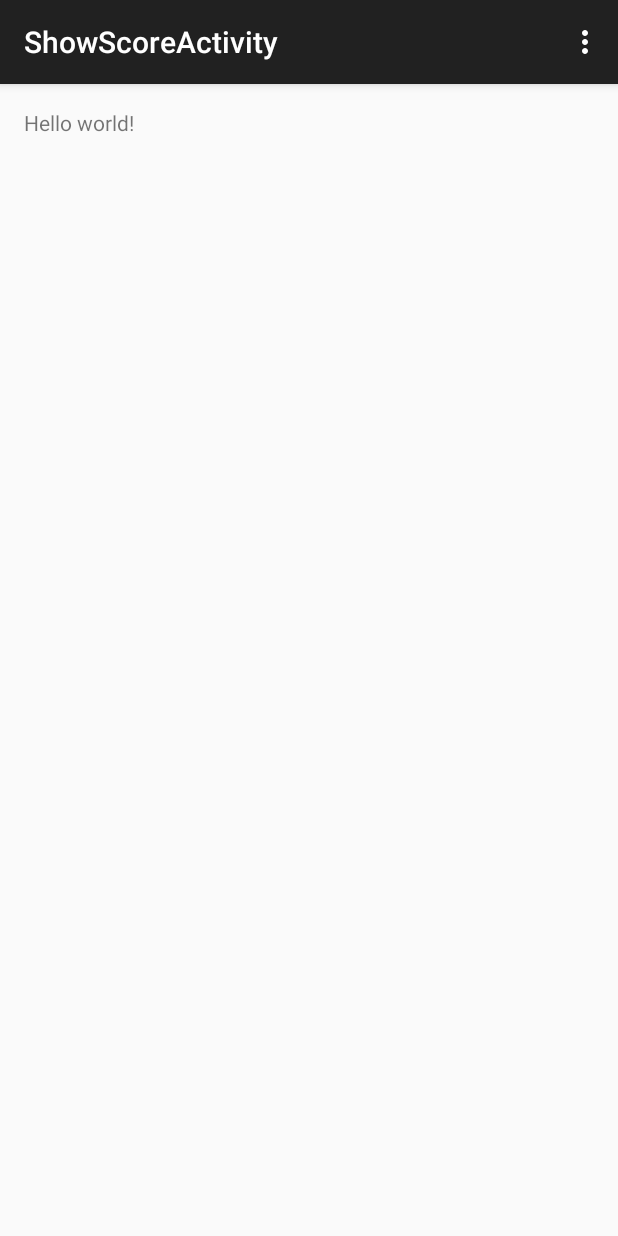
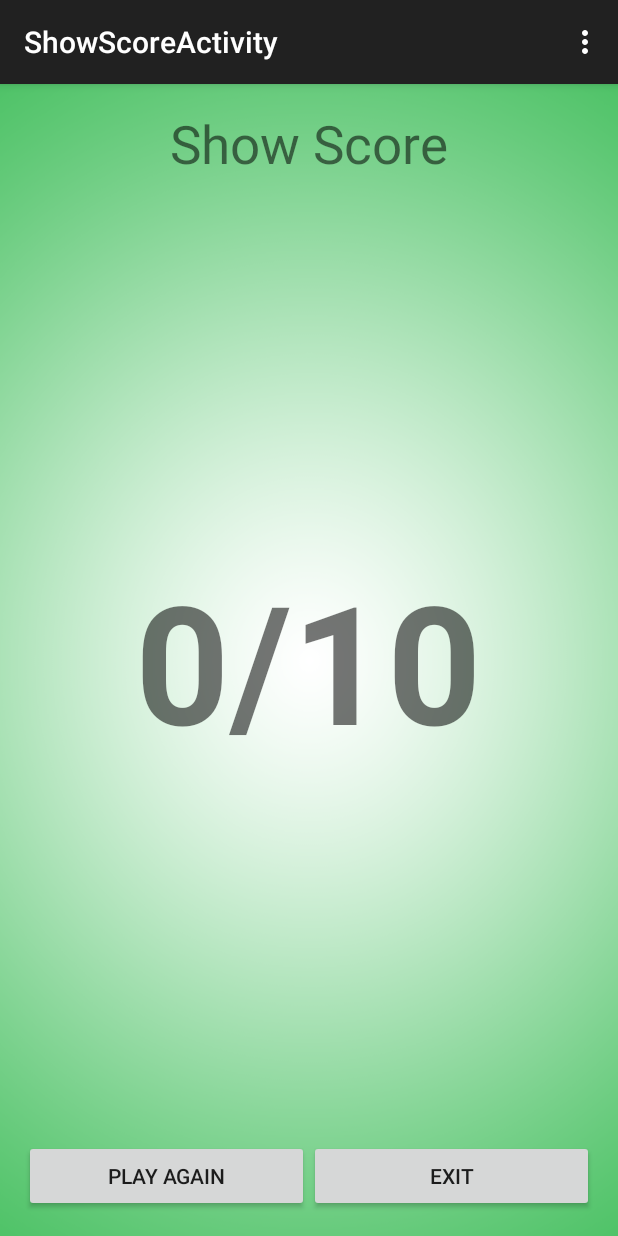
Before and after one commit to masterUNG/TestIshihara, an Android app: the ShowScoreActivity screen opened directly, with no data from a screen before it, on a phone screen of 412 x 824 dp. Run offline under Robolectric (Android 15) with nearby library versions, the phone set to English and light mode, and no system bars; 1 statement that could not run was skipped.

Commit message:
เสร็จละ

```diff
--- a/app/src/main/java/appewtc/masterung/testishihara/MainActivity.java
+++ b/app/src/main/java/appewtc/masterung/testishihara/MainActivity.java
@@ -1,5 +1,6 @@
 package appewtc.masterung.testishihara;
 
+import android.content.Intent;
 import android.media.MediaPlayer;
 import android.os.Bundle;
 import android.support.v7.app.AppCompatActivity;
@@ -83,10 +84,16 @@ public class MainActivity extends AppCompatActivity {
                 if (radioAnInt == 0) {
                     Toast.makeText(MainActivity.this, "Please Choose Answer", Toast.LENGTH_SHORT).show();
                 } else {
+                    //Check Times
                     if (indexAnInt == 9) {
                         //Intent to ShowScore
-
+                        Intent objIntent = new Intent(MainActivity.this, ShowScoreActivity.class);
+                        objIntent.putExtra("Score", scoreAnInt);
+                        startActivity(objIntent);
+                        finish();
                     } else {
+                        //Check Score
+                        checkScore();
                         //Increase indexAtInt
                         indexAnInt += 1;
                         //Sent Value indexAtInt to MyValue
@@ -99,6 +106,14 @@ public class MainActivity extends AppCompatActivity {
             }   //event
         });
     }
+
+    private void checkScore() {
+        int[] intTrueAnswer = {1, 2, 3, 1, 2, 3, 1, 2, 4, 4};
+        if (radioAnInt == intTrueAnswer[indexAnInt]) {
+            scoreAnInt += 1;
+        }
+        choiceRadioGroup.clearCheck();
+    }   // checkScore
 
     private void changeView() {
 
--- a/app/src/main/java/appewtc/masterung/testishihara/ShowScoreActivity.java
+++ b/app/src/main/java/appewtc/masterung/testishihara/ShowScoreActivity.java
@@ -1,9 +1,14 @@
 package appewtc.masterung.testishihara;
 
+import android.content.Intent;
 import android.support.v7.app.AppCompatActivity;
 import android.os.Bundle;
 import android.view.Menu;
 import android.view.MenuItem;
+import android.view.View;
+import android.widget.TextView;
+
+import static appewtc.masterung.testishihara.R.id.textView3;
 
 public class ShowScoreActivity extends AppCompatActivity {
 
@@ -11,6 +16,23 @@ public class ShowScoreActivity extends AppCompatActivity {
     protected void onCreate(Bundle savedInstanceState) {
         super.onCreate(savedInstanceState);
         setContentView(R.layout.activity_show_score);
+        //Show Score
+        showScore();
+    }   // onCreate
+
+    private void showScore() {
+        TextView showScoreTextView = (TextView) findViewById(textView3);
+        int intMyScore = getIntent().getExtras().getInt("Score");
+        showScoreTextView.setText(Integer.toString(intMyScore) + "/10");
+    }
+
+    public void clickPlay(View view) {
+        startActivity(new Intent(this, MainActivity.class));
+        finish();
+    }
+
+    public void clickExit(View view) {
+        finish();
     }
 
     @Override
--- a/app/src/main/res/layout/activity_show_score.xml
+++ b/app/src/main/res/layout/activity_show_score.xml
@@ -4,9 +4,45 @@
     android:paddingRight="@dimen/activity_horizontal_margin"
     android:paddingTop="@dimen/activity_vertical_margin"
     android:paddingBottom="@dimen/activity_vertical_margin"
-    tools:context="appewtc.masterung.testishihara.ShowScoreActivity">
+    tools:context="appewtc.masterung.testishihara.ShowScoreActivity"
+    android:background="@drawable/bg6">
 
-    <TextView android:text="@string/hello_world" android:layout_width="wrap_content"
-        android:layout_height="wrap_content" />
+    <TextView android:text="Show Score" android:layout_width="wrap_content"
+        android:layout_height="wrap_content"
+        android:id="@+id/title"
+        android:textSize="@dimen/h1"
+        android:layout_centerHorizontal="true" />
+
+    <TextView
+        android:layout_width="wrap_content"
+        android:layout_height="wrap_content"
+        android:text="10/10"
+        android:id="@+id/textView3"
+        android:layout_centerInParent="true"
+        android:textSize="110dp"
+        android:textStyle="bold" />
+
+    <LinearLayout
+        android:orientation="horizontal"
+        android:layout_width="match_parent"
+        android:layout_height="wrap_content"
+        android:layout_alignParentBottom="true">
+
+        <Button
+            android:layout_width="match_parent"
+            android:layout_height="wrap_content"
+            android:text="Play Again"
+            android:onClick="clickPlay"
+            android:id="@+id/button2"
+            android:layout_weight="1" />
+
+        <Button
+            android:layout_width="match_parent"
+            android:layout_height="wrap_content"
+            android:text="Exit"
+            android:onClick="clickExit"
+            android:id="@+id/button3"
+            android:layout_weight="1" />
+    </LinearLayout>
 
 </RelativeLayout>
```
